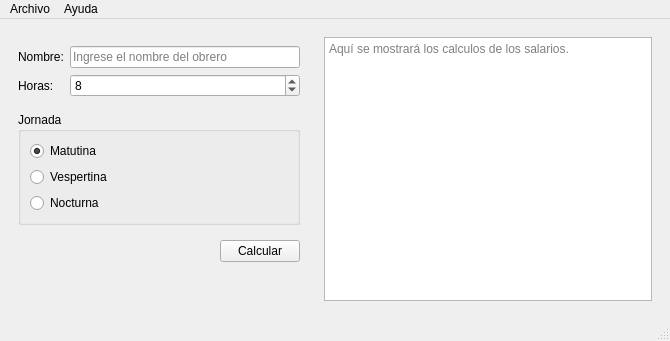
This is salarios.ui in rtufino/P59-Qt-Salarios as Qt 5 draws it before an edit. The edited form follows.
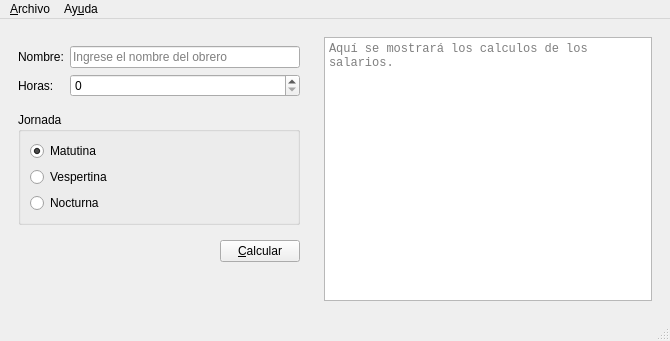
This is the edited form.

Commit message: Calcular y guardar datos

What changed in the file:
```diff
--- a/salarios.ui
+++ b/salarios.ui
@@ -72,7 +72,7 @@
              <number>2</number>
             </property>
             <property name="value">
-             <number>8</number>
+             <number>0</number>
             </property>
            </widget>
           </item>
@@ -137,7 +137,7 @@
           <item>
            <widget class="QPushButton" name="cmdCalcular">
             <property name="text">
-             <string>Calcular</string>
+             <string>&amp;Calcular</string>
             </property>
            </widget>
           </item>
@@ -165,6 +165,11 @@
       <layout class="QVBoxLayout" name="verticalLayout_3">
        <item>
         <widget class="QPlainTextEdit" name="outResultado">
+         <property name="font">
+          <font>
+           <family>Consolas</family>
+          </font>
+         </property>
          <property name="readOnly">
           <bool>true</bool>
          </property>
@@ -189,7 +194,7 @@
    </property>
    <widget class="QMenu" name="menuArchivo">
     <property name="title">
-     <string>Archivo</string>
+     <string>&amp;Archivo</string>
     </property>
     <addaction name="actionNuevo"/>
     <addaction name="actionAbrir"/>
@@ -201,7 +206,7 @@
    </widget>
    <widget class="QMenu" name="menuAyuda">
     <property name="title">
-     <string>Ayuda</string>
+     <string>Ay&amp;uda</string>
     </property>
     <addaction name="actionAcerca_de_Salarios"/>
    </widget>
```
Left out of the diff: 27 changed lines with no effect on the pictures. The commit also changes 2 other files.
